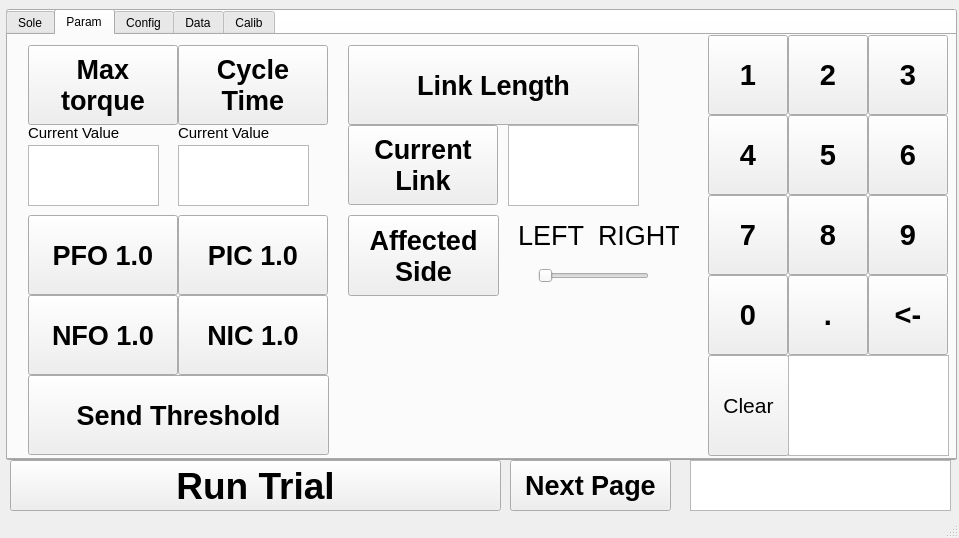
Qt form afo_gui/src/mainwindow.ui (jaejinkim121/afo) before a commit.
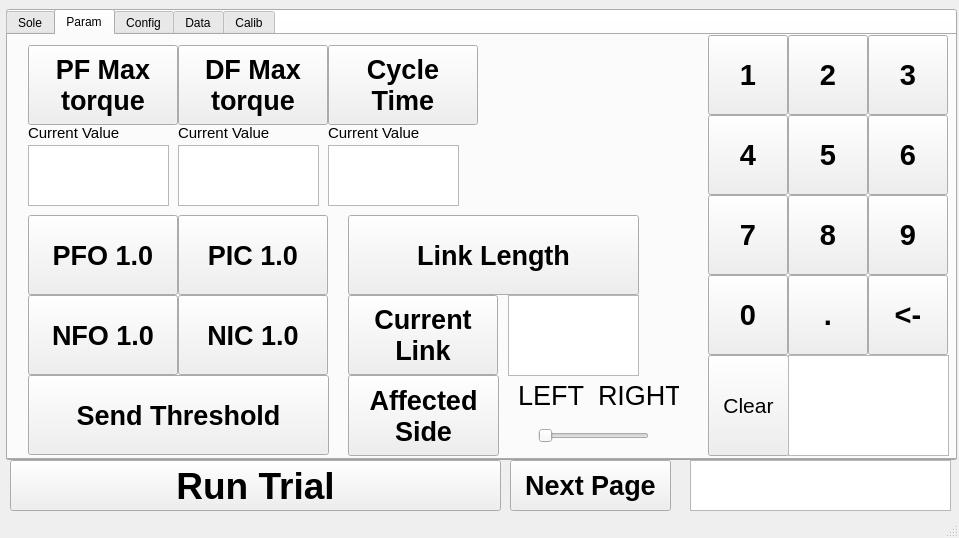
The same form after that commit. The open tabs and pages were chosen to show the change. Custom widgets are drawn as their Qt base class.

Commit message: Separate PF and DF max torque setting

The edit to the form file:
```diff
--- a/afo_gui/src/mainwindow.ui
+++ b/afo_gui/src/mainwindow.ui
@@ -145,7 +145,7 @@
        <rect>
         <x>20</x>
         <y>110</y>
-        <width>131</width>
+        <width>141</width>
         <height>61</height>
        </rect>
       </property>
@@ -169,7 +169,7 @@
       <property name="geometry">
        <rect>
         <x>340</x>
-        <y>10</y>
+        <y>180</y>
         <width>291</width>
         <height>80</height>
        </rect>
@@ -188,7 +188,7 @@
       <property name="geometry">
        <rect>
         <x>500</x>
-        <y>90</y>
+        <y>260</y>
         <width>131</width>
         <height>81</height>
        </rect>
@@ -202,7 +202,7 @@
      <widget class="QLabel" name="label_cycle_time_current">
       <property name="geometry">
        <rect>
-        <x>170</x>
+        <x>320</x>
         <y>90</y>
         <width>121</width>
         <height>16</height>
@@ -221,7 +221,7 @@
       <property name="geometry">
        <rect>
         <x>340</x>
-        <y>90</y>
+        <y>260</y>
         <width>150</width>
         <height>80</height>
        </rect>
@@ -240,7 +240,7 @@
      <widget class="QPushButton" name="button_set_cycle_time">
       <property name="geometry">
        <rect>
-        <x>170</x>
+        <x>320</x>
         <y>10</y>
         <width>150</width>
         <height>80</height>
@@ -278,7 +278,7 @@
      <widget class="QTextEdit" name="text_cycle_time_current">
       <property name="geometry">
        <rect>
-        <x>170</x>
+        <x>320</x>
         <y>110</y>
         <width>131</width>
         <height>61</height>
@@ -334,7 +334,7 @@
        </font>
       </property>
       <property name="text">
-       <string>Max 
+       <string>PF Max 
 torque</string>
       </property>
      </widget>
@@ -588,7 +588,7 @@
       <property name="geometry">
        <rect>
         <x>590</x>
-        <y>170</y>
+        <y>330</y>
         <width>81</width>
         <height>61</height>
        </rect>
@@ -606,7 +606,7 @@
       <property name="geometry">
        <rect>
         <x>510</x>
-        <y>170</y>
+        <y>330</y>
         <width>81</width>
         <height>61</height>
        </rect>
@@ -624,7 +624,7 @@
       <property name="geometry">
        <rect>
         <x>340</x>
-        <y>180</y>
+        <y>340</y>
         <width>151</width>
         <height>81</height>
        </rect>
@@ -644,7 +644,7 @@
       <property name="geometry">
        <rect>
         <x>530</x>
-        <y>220</y>
+        <y>380</y>
         <width>111</width>
         <height>41</height>
        </rect>
@@ -754,6 +754,69 @@
        <string>Send Threshold</string>
       </property>
      </widget>
+     <widget class="QPushButton" name="button_set_max_torque_dorsi">
+      <property name="geometry">
+       <rect>
+        <x>170</x>
+        <y>10</y>
+        <width>150</width>
+        <height>80</height>
+       </rect>
+      </property>
+      <property name="font">
+       <font>
+        <pointsize>20</pointsize>
+        <bold>true</bold>
+       </font>
+      </property>
+      <property name="text">
+       <string>DF Max 
+torque</string>
+      </property>
+     </widget>
+     <widget class="QLabel" name="label_max_torque_current_2">
+      <property name="geometry">
+       <rect>
+        <x>170</x>
+        <y>90</y>
+        <width>121</width>
+        <height>16</height>
+       </rect>
+      </property>
+      <property name="font">
+       <font>
+        <pointsize>11</pointsize>
+       </font>
+      </property>
+      <property name="text">
+       <string>Current Value</string>
+      </property>
+     </widget>
+     <widget class="QTextEdit" name="text_max_torque_dorsi_current">
+      <property name="geometry">
+       <rect>
+        <x>170</x>
+        <y>110</y>
+        <width>141</width>
+        <height>61</height>
+       </rect>
+      </property>
+      <property name="font">
+       <font>
+        <pointsize>24</pointsize>
+       </font>
+      </property>
+      <property name="html">
+       <string>&lt;!DOCTYPE HTML PUBLIC &quot;-//W3C//DTD HTML 4.0//EN&quot; &quot;http://www.w3.org/TR/REC-html40/strict.dtd&quot;&gt;
+&lt;html&gt;&lt;head&gt;&lt;meta name=&quot;qrichtext&quot; content=&quot;1&quot; /&gt;&lt;meta charset=&quot;utf-8&quot; /&gt;&lt;style type=&quot;text/css&quot;&gt;
+p, li { white-space: pre-wrap; }
+hr { height: 1px; border-width: 0; }
+li.unchecked::marker { content: &quot;\2610&quot;; }
+li.checked::marker { content: &quot;\2612&quot;; }
+&lt;/style&gt;&lt;/head&gt;&lt;body style=&quot; font-family:'맑은 고딕'; font-size:24pt; font-weight:400; font-style:normal;&quot;&gt;
+&lt;p style=&quot;-qt-paragraph-type:empty; margin-top:0px; margin-bottom:0px; margin-left:0px; margin-right:0px; -qt-block-indent:0; text-indent:0px;&quot;&gt;&lt;br /&gt;&lt;/p&gt;&lt;/body&gt;&lt;/html&gt;</string>
+      </property>
+     </widget>
     </widget>
     <widget class="QWidget" name="Config">
      <attribute name="title">
```
Left out of the diff: 6 changed lines with no effect on the pictures. The commit also changes 4 other files.
